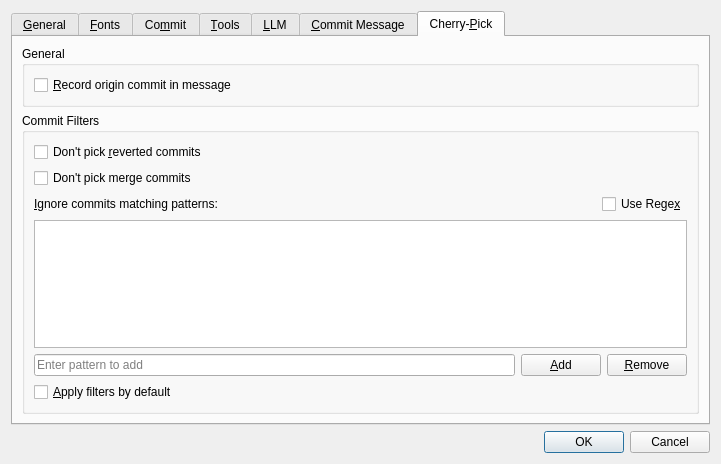
This is qgitc/preferences.ui in timxx/qgitc as Qt 5 draws it before an edit. The edited form follows.
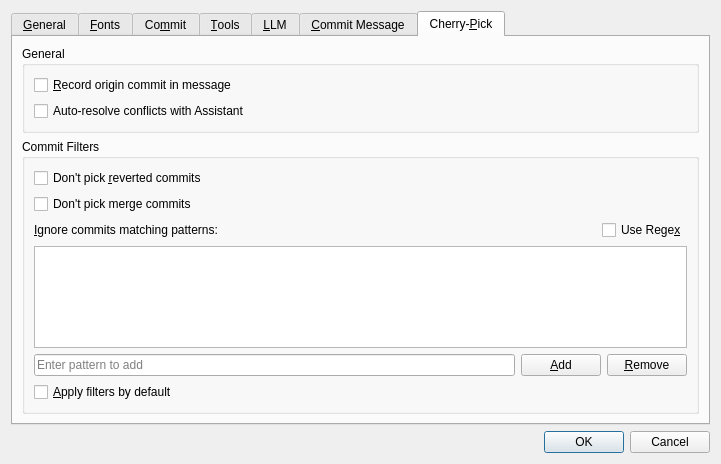
This is the edited form. Custom widgets are drawn as their Qt base class.

Commit message: Add auto-resolve option

```diff
--- a/qgitc/preferences.ui
+++ b/qgitc/preferences.ui
@@ -1272,6 +1272,13 @@
             </property>
            </widget>
           </item>
+          <item>
+           <widget class="QCheckBox" name="cbAutoResolve">
+            <property name="text">
+             <string>Auto-resolve conflicts with Assistant</string>
+            </property>
+           </widget>
+          </item>
          </layout>
         </widget>
        </item>
```
The commit also changes 3 other files.
